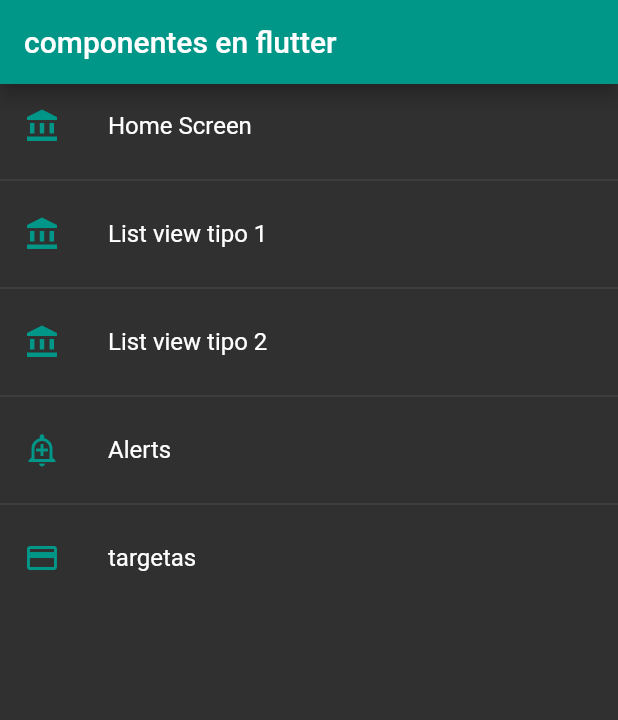
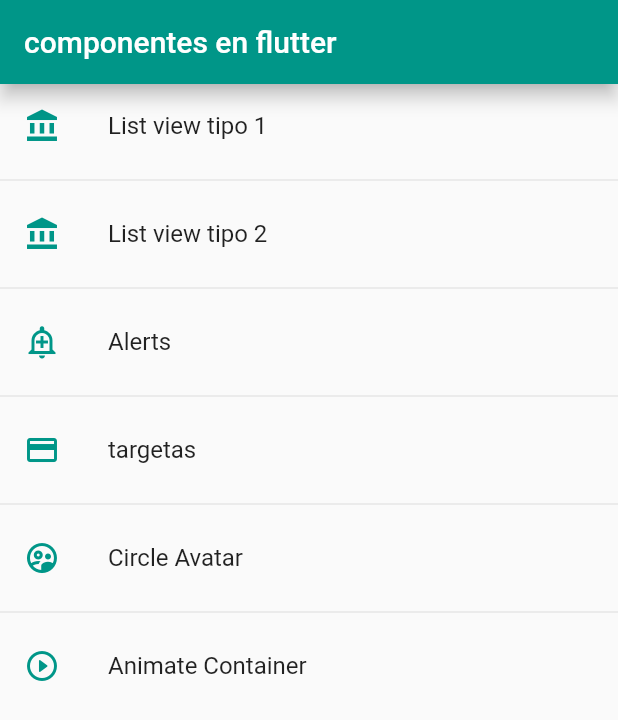
Before and after one commit to Jonatan011/appcomponents, a Flutter app: the screen it shows after launch, on a phone screen of 412 x 824 dp. Shown: the top 720 px of the screen. Run offline on Flutter 3.47's test engine with Material 2 defaults, Android fonts, the phone set to English and light mode, and no system bars.

Commit message:
app hasta creacion de animaciones

```diff
--- a/lib/main.dart
+++ b/lib/main.dart
@@ -17,6 +17,6 @@ class MyApp extends StatelessWidget {
         initialRoute: AppRouter.initialRoute,
         routes: AppRouter.getAppRoutes(),
         onGenerateRoute: AppRouter.onGenerateRoute,
-        theme: AppTheme.darkTheme);
+        theme: AppTheme.lightTheme);
   }
 }
--- a/lib/router/app_routes.dart
+++ b/lib/router/app_routes.dart
@@ -5,11 +5,11 @@ import 'package:flutter_components/screens/screens.dart';
 class AppRouter {
   static const initialRoute = 'home';
   static final menuoptions = <MenuOptions>[
-    MenuOptions(
+    /*MenuOptions(
         route: "home",
         icon: Icons.account_balance,
         name: "Home Screen",
-        screen: const HomeScreen()),
+        screen: const HomeScreen()),*/
     MenuOptions(
         route: "listview1",
         icon: Icons.account_balance,
@@ -29,12 +29,23 @@ class AppRouter {
         route: "card",
         icon: Icons.credit_card,
         name: "targetas",
-        screen: const CardScreen())
+        screen: const CardScreen()),
+    MenuOptions(
+        route: "avatar",
+        icon: Icons.supervised_user_circle_outlined,
+        name: "Circle Avatar",
+        screen: const AvatarScreen()),
+    MenuOptions(
+        route: "animate",
+        icon: Icons.play_circle_outline_rounded,
+        name: "Animate Container",
+        screen: const AnimateScreen())
   ];
 
   static Map<String, Widget Function(BuildContext)> getAppRoutes() {
     Map<String, Widget Function(BuildContext)> appRoutes = {};
     for (final option in menuoptions) {
+      appRoutes.addAll({"home": (BuildContext context) => const HomeScreen()});
       appRoutes.addAll({option.route: (BuildContext context) => option.screen});
     }
     return appRoutes;
--- a/lib/screens/screens.dart
+++ b/lib/screens/screens.dart
@@ -1,3 +1,5 @@
+export 'package:flutter_components/screens/animate_screen.dart';
+export 'package:flutter_components/screens/avatar_screen.dart';
 export 'package:flutter_components/screens/list_view2_screen.dart';
 export 'package:flutter_components/screens/list_view1_screen.dart';
 export 'package:flutter_components/screens/home_screen.dart';
--- a/lib/theme/app_theme.dart
+++ b/lib/theme/app_theme.dart
@@ -13,8 +13,20 @@ class AppTheme {
   static final ThemeData lightTheme = ThemeData.light().copyWith(
       //color primario
       primaryColor: primaryColor,
+
       //appbartheme
       appBarTheme: const AppBarTheme(color: primaryColor, elevation: 5),
       textButtonTheme: TextButtonThemeData(
-          style: TextButton.styleFrom(foregroundColor: primaryColor)));
+          style: TextButton.styleFrom(foregroundColor: primaryColor)),
+
+      //floating button theme
+      floatingActionButtonTheme:
+          const FloatingActionButtonThemeData(backgroundColor: primaryColor),
+
+      //elevateButtons
+      elevatedButtonTheme: ElevatedButtonThemeData(
+          style: ElevatedButton.styleFrom(
+              backgroundColor: Colors.teal,
+              shape: const StadiumBorder(),
+              elevation: 3)));
 }
--- a/lib/widgets/widgetType1.dart
+++ b/lib/widgets/widget_type1.dart
@@ -1,5 +1,4 @@
 import 'package:flutter/material.dart';
-
 import '../theme/app_theme.dart';
 
 class CustomCard1 extends StatelessWidget {
--- a/lib/widgets/widgets.dart
+++ b/lib/widgets/widgets.dart
@@ -1 +1,2 @@
-export 'package:flutter_components/widgets/widgetType1.dart';
+export 'package:flutter_components/widgets/widget_type2.dart';
+export 'package:flutter_components/widgets/widget_type1.dart';
--- a/pubspec.yaml
+++ b/pubspec.yaml
@@ -60,8 +60,8 @@ flutter:
   uses-material-design: true
 
   # To add assets to your application, add an assets section, like this:
-  # assets:
-  #   - images/a_dot_burr.jpeg
+  assets:
+   - assets/images/
   #   - images/a_dot_ham.jpeg
 
   # An image asset can refer to one or more resolution-specific "variants", see
```
Also changed, not shown: lib/screens/alert_screen.dart (+94 -1 lines), lib/screens/animate_screen.dart (added, +54 -0 lines), lib/screens/avatar_screen.dart (added, +30 -0 lines), lib/screens/card_screen.dart (+23 -4 lines), lib/widgets/widget_type2.dart (added, +37 -0 lines), assets/images/jar-loading.gif (added).
